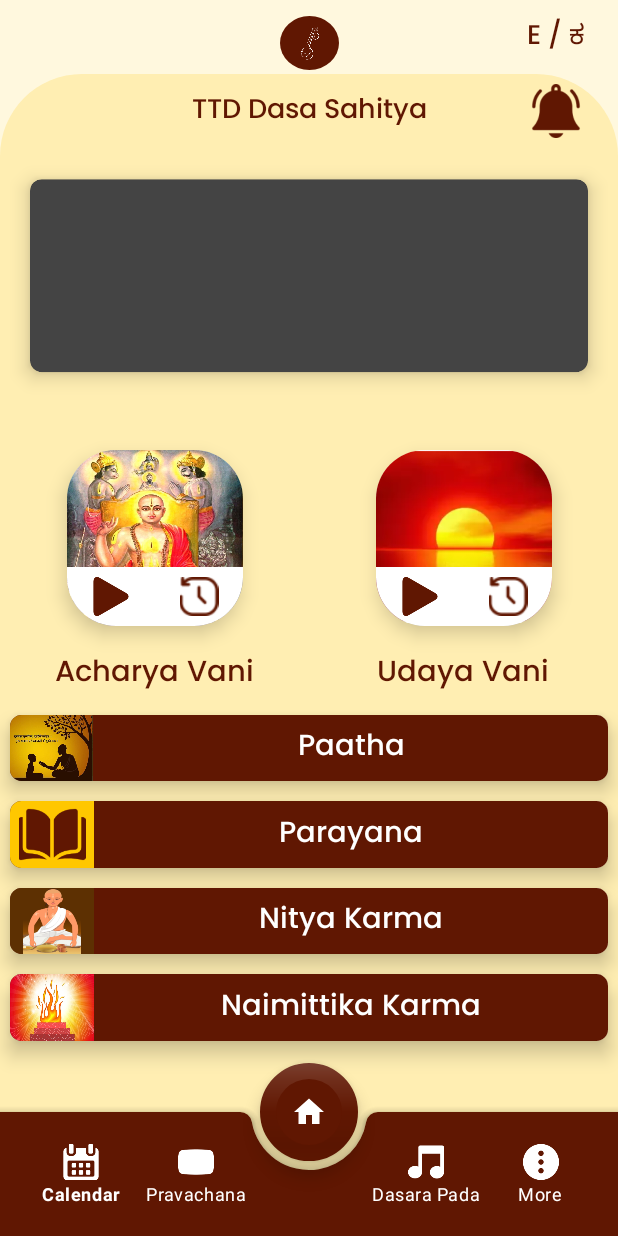
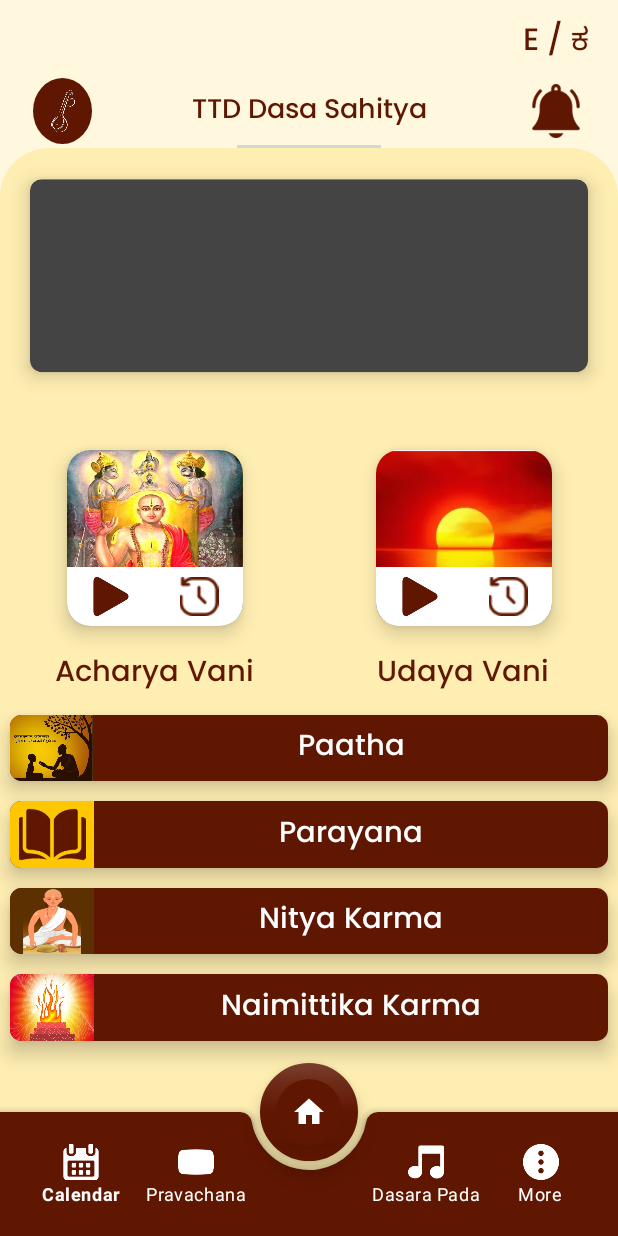
Before and after one commit to dsttd01/ttdapp, an Android app: the MainFragment screen opened directly, with no data from a screen before it, on a phone screen of 412 x 824 dp. Run offline under Robolectric (Android 15) with nearby library versions, the phone set to English and light mode, and no system bars; our stand-ins replace sdp/ssp sizes.

Commit message:
Main Design Changes 1. Border pixel changes 2. Home Page Heading changes

```diff
--- a/app/src/main/res/drawable/corner_border.xml
+++ b/app/src/main/res/drawable/corner_border.xml
@@ -4,6 +4,6 @@
     <corners
         android:bottomLeftRadius="0dp"
         android:bottomRightRadius="0dp"
-        android:topLeftRadius="@dimen/_42sdp"
-        android:topRightRadius="@dimen/_42sdp" />
+        android:topLeftRadius="@dimen/_25sdp"
+        android:topRightRadius="@dimen/_25sdp" />
 </shape>
--- a/app/src/main/res/drawable/corner_border_home.xml
+++ b/app/src/main/res/drawable/corner_border_home.xml
@@ -4,6 +4,6 @@
     <corners
         android:bottomLeftRadius="0dp"
         android:bottomRightRadius="0dp"
-        android:topLeftRadius="@dimen/_42sdp"
-        android:topRightRadius="@dimen/_42sdp" />
+        android:topLeftRadius="@dimen/_25sdp"
+        android:topRightRadius="@dimen/_25sdp" />
 </shape>
--- a/app/src/main/res/layout/fragment_main.xml
+++ b/app/src/main/res/layout/fragment_main.xml
@@ -88,19 +88,31 @@
         android:layout_height="0dp"
         android:orientation="vertical"
         app:layout_constraintGuide_percent="0.8" />
-
+    <androidx.constraintlayout.widget.Guideline
+        android:id="@+id/v20per"
+        android:layout_width="0dp"
+        android:layout_height="0dp"
+        android:orientation="vertical"
+        app:layout_constraintGuide_percent="0.2" />
+    <ImageView
+        android:layout_width="0dp"
+        android:layout_height="wrap_content"
+        android:src="@drawable/line_art"
+        app:layout_constraintBottom_toTopOf="@+id/h35per"
+        app:layout_constraintEnd_toEndOf="parent"
+        app:layout_constraintStart_toStartOf="parent"
+        app:layout_constraintTop_toTopOf="parent" />
 
     <View
         android:id="@+id/round_view"
         android:layout_width="0dp"
         android:layout_height="0dp"
-        android:layout_marginTop="@dimen/_2sdp"
         android:background="@drawable/corner_border_home"
         app:layout_constraintBottom_toBottomOf="parent"
         app:layout_constraintEnd_toEndOf="parent"
         app:layout_constraintHorizontal_bias="0.0"
         app:layout_constraintStart_toStartOf="parent"
-        app:layout_constraintTop_toBottomOf="@+id/view3"
+        app:layout_constraintTop_toTopOf="@+id/h10per"
         app:layout_constraintVertical_bias="0.0" />
 
     <View
@@ -109,10 +121,10 @@
         android:layout_height="0dp"
         android:layout_margin="@dimen/_2sdp"
         android:background="@drawable/round"
-        app:layout_constraintBottom_toTopOf="@+id/h6per"
-        app:layout_constraintEnd_toEndOf="parent"
+        app:layout_constraintBottom_toTopOf="@+id/h10per"
+        app:layout_constraintEnd_toStartOf="@+id/v20per"
         app:layout_constraintStart_toStartOf="parent"
-        app:layout_constraintTop_toTopOf="@+id/h1per" />
+        app:layout_constraintTop_toTopOf="@+id/h6per" />
 
     <androidx.coordinatorlayout.widget.CoordinatorLayout
         android:id="@+id/coordinator"
@@ -180,11 +192,10 @@
         android:layout_height="0dp"
         android:gravity="center_horizontal"
         android:padding="@dimen/_5sdp"
-
-        app:layout_constraintBottom_toTopOf="@+id/h6per"
-        app:layout_constraintEnd_toEndOf="parent"
+        app:layout_constraintBottom_toTopOf="@+id/h10per"
+        app:layout_constraintEnd_toStartOf="@+id/v20per"
         app:layout_constraintStart_toStartOf="parent"
-        app:layout_constraintTop_toTopOf="@+id/h1per"
+        app:layout_constraintTop_toTopOf="@+id/h6per"
         app:srcCompat="@drawable/veena" />
 
     <TextView
@@ -198,8 +209,8 @@
         android:textSize="@dimen/_14sdp"
         app:fontFamily="@font/poppins"
         app:layout_constraintBottom_toTopOf="@+id/h10per"
-        app:layout_constraintEnd_toEndOf="parent"
-        app:layout_constraintStart_toStartOf="parent"
+        app:layout_constraintEnd_toStartOf="@+id/v80per"
+        app:layout_constraintStart_toStartOf="@+id/v20per"
         app:layout_constraintTop_toTopOf="@+id/h6per" />
 
     <ImageView
@@ -244,7 +255,7 @@
         android:layout_width="@dimen/_90sdp"
         android:layout_height="@dimen/_90sdp"
         android:layout_margin="@dimen/_10sdp"
-        app:cardCornerRadius="@dimen/_25sdp"
+        app:cardCornerRadius="@dimen/_12sdp"
         app:cardElevation="@dimen/_6sdp"
         app:layout_constraintBottom_toTopOf="@+id/h52per"
         app:layout_constraintEnd_toStartOf="@+id/v50per"
@@ -311,7 +322,7 @@
         android:layout_width="@dimen/_90sdp"
         android:layout_height="@dimen/_90sdp"
         android:layout_margin="@dimen/_10sdp"
-        app:cardCornerRadius="@dimen/_25sdp"
+        app:cardCornerRadius="@dimen/_12sdp"
         app:cardElevation="@dimen/_6sdp"
         app:layout_constraintBottom_toTopOf="@+id/h52per"
         app:layout_constraintEnd_toEndOf="parent"
@@ -586,17 +597,18 @@
 
         </androidx.constraintlayout.widget.ConstraintLayout>
     </androidx.cardview.widget.CardView>
+
     <TextView
         android:id="@+id/language"
         android:layout_width="wrap_content"
-        android:layout_height="wrap_content"
-        android:gravity="center_horizontal"
+        android:layout_height="0dp"
+        android:gravity="center_horizontal|center_vertical"
         android:text="E / ಕ"
         android:textColor="@color/text_home"
-        android:textSize="@dimen/_14sdp"
+        android:textSize="@dimen/_16sdp"
         app:fontFamily="@font/poppins"
         app:layout_constraintBottom_toTopOf="@+id/h6per"
         app:layout_constraintEnd_toEndOf="parent"
         app:layout_constraintStart_toStartOf="@+id/v80per"
-        app:layout_constraintTop_toTopOf="parent" />
+        app:layout_constraintTop_toTopOf="@+id/h1per" />
 </androidx.constraintlayout.widget.ConstraintLayout>
```
